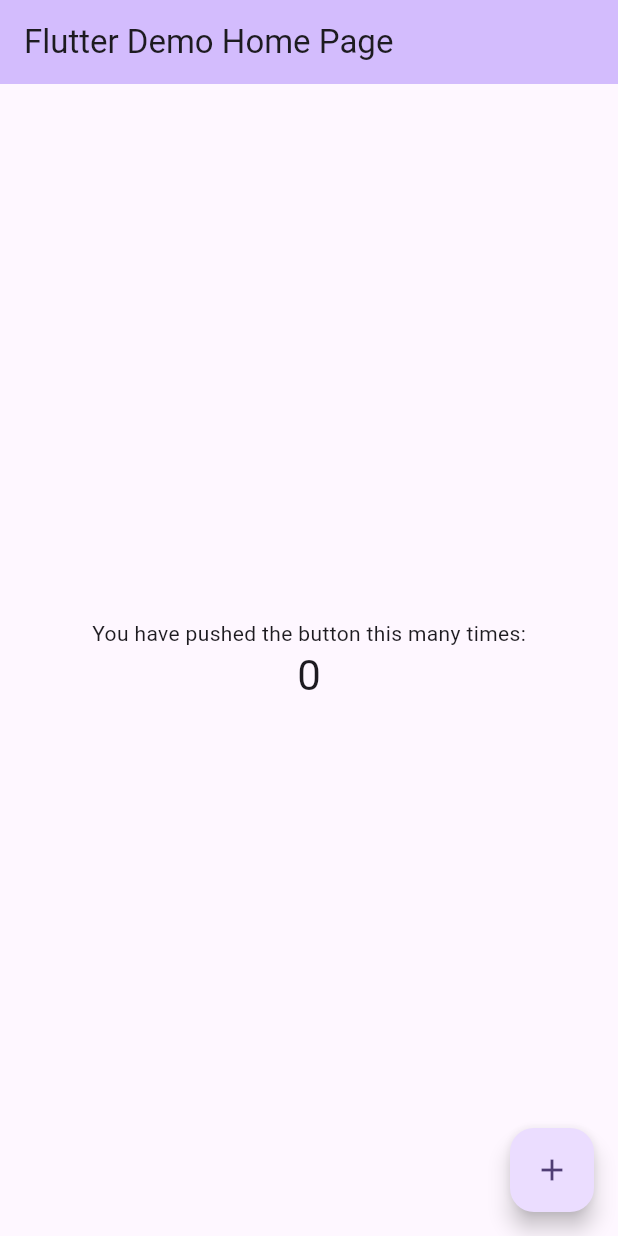
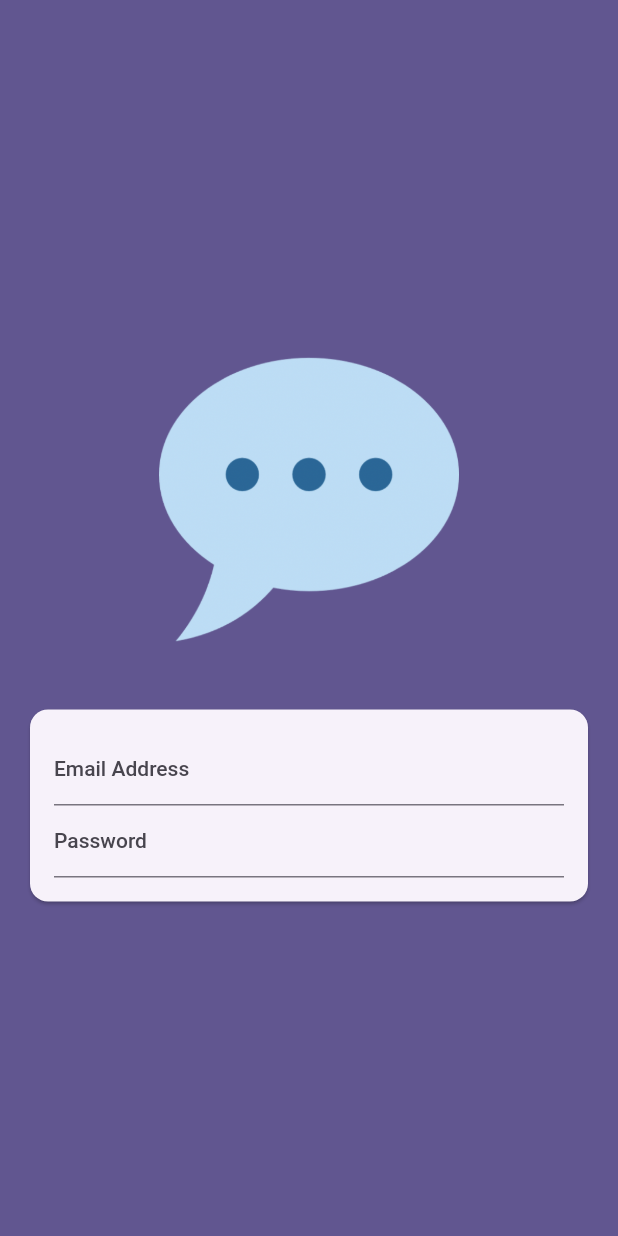
Before and after one commit to eacardenase/flutter-chatty, a Flutter app: the screen it shows after launch, on a phone screen of 412 x 824 dp. Run offline on Flutter 3.47's test engine with Material 2 defaults, Android fonts, the phone set to English and light mode, and no system bars.

Commit message:
feat: add simple auth screen

```diff
--- a/lib/main.dart
+++ b/lib/main.dart
@@ -1,125 +1,33 @@
 import 'package:flutter/material.dart';
 
+import 'package:chatty/screens/auth.dart';
+
 void main() {
-  runApp(const MyApp());
+  runApp(const App());
 }
 
-class MyApp extends StatelessWidget {
-  const MyApp({super.key});
+class App extends StatelessWidget {
+  const App({
+    super.key,
+  });
 
-  // This widget is the root of your application.
   @override
   Widget build(BuildContext context) {
     return MaterialApp(
-      title: 'Flutter Demo',
-      theme: ThemeData(
-        // This is the theme of your application.
-        //
-        // TRY THIS: Try running your application with "flutter run". You'll see
-        // the application has a blue toolbar. Then, without quitting the app,
-        // try changing the seedColor in the colorScheme below to Colors.green
-        // and then invoke "hot reload" (save your changes or press the "hot
-        // reload" button in a Flutter-supported IDE, or press "r" if you used
-        // the command line to start the app).
-        //
-        // Notice that the counter didn't reset back to zero; the application
-        // state is not lost during the reload. To reset the state, use hot
-        // restart instead.
-        //
-        // This works for code too, not just values: Most code changes can be
-        // tested with just a hot reload.
-        colorScheme: ColorScheme.fromSeed(seedColor: Colors.deepPurple),
+      title: 'FlutterChat',
+      debugShowCheckedModeBanner: false,
+      theme: ThemeData().copyWith(
         useMaterial3: true,
+        colorScheme: ColorScheme.fromSeed(
+          seedColor: const Color.fromARGB(
+            255,
+            63,
+            17,
+            177,
+          ),
+        ),
       ),
-      home: const MyHomePage(title: 'Flutter Demo Home Page'),
+      home: const AuthScreen(),
     );
   }
 }
-
-class MyHomePage extends StatefulWidget {
-  const MyHomePage({super.key, required this.title});
-
-  // This widget is the home page of your application. It is stateful, meaning
-  // that it has a State object (defined below) that contains fields that affect
-  // how it looks.
-
-  // This class is the configuration for the state. It holds the values (in this
-  // case the title) provided by the parent (in this case the App widget) and
-  // used by the build method of the State. Fields in a Widget subclass are
-  // always marked "final".
-
-  final String title;
-
-  @override
-  State<MyHomePage> createState() => _MyHomePageState();
-}
-
-class _MyHomePageState extends State<MyHomePage> {
-  int _counter = 0;
-
-  void _incrementCounter() {
-    setState(() {
-      // This call to setState tells the Flutter framework that something has
-      // changed in this State, which causes it to rerun the build method below
-      // so that the display can reflect the updated values. If we changed
-      // _counter without calling setState(), then the build method would not be
-      // called again, and so nothing would appear to happen.
-      _counter++;
-    });
-  }
-
-  @override
-  Widget build(BuildContext context) {
-    // This method is rerun every time setState is called, for instance as done
-    // by the _incrementCounter method above.
-    //
-    // The Flutter framework has been optimized to make rerunning build methods
-    // fast, so that you can just rebuild anything that needs updating rather
-    // than having to individually change instances of widgets.
-    return Scaffold(
-      appBar: AppBar(
-        // TRY THIS: Try changing the color here to a specific color (to
-        // Colors.amber, perhaps?) and trigger a hot reload to see the AppBar
-        // change color while the other colors stay the same.
-        backgroundColor: Theme.of(context).colorScheme.inversePrimary,
-        // Here we take the value from the MyHomePage object that was created by
-        // the App.build method, and use it to set our appbar title.
-        title: Text(widget.title),
-      ),
-      body: Center(
-        // Center is a layout widget. It takes a single child and positions it
-        // in the middle of the parent.
-        child: Column(
-          // Column is also a layout widget. It takes a list of children and
-          // arranges them vertically. By default, it sizes itself to fit its
-          // children horizontally, and tries to be as tall as its parent.
-          //
-          // Column has various properties to control how it sizes itself and
-          // how it positions its children. Here we use mainAxisAlignment to
-          // center the children vertically; the main axis here is the vertical
-          // axis because Columns are vertical (the cross axis would be
-          // horizontal).
-          //
-          // TRY THIS: Invoke "debug painting" (choose the "Toggle Debug Paint"
-          // action in the IDE, or press "p" in the console), to see the
-          // wireframe for each widget.
-          mainAxisAlignment: MainAxisAlignment.center,
-          children: <Widget>[
-            const Text(
-              'You have pushed the button this many times:',
-            ),
-            Text(
-              '$_counter',
-              style: Theme.of(context).textTheme.headlineMedium,
-            ),
-          ],
-        ),
-      ),
-      floatingActionButton: FloatingActionButton(
-        onPressed: _incrementCounter,
-        tooltip: 'Increment',
-        child: const Icon(Icons.add),
-      ), // This trailing comma makes auto-formatting nicer for build methods.
-    );
-  }
-}
--- /dev/null
+++ b/lib/screens/auth.dart
@@ -0,0 +1,75 @@
+import 'package:flutter/material.dart';
+
+class AuthScreen extends StatefulWidget {
+  const AuthScreen({
+    super.key,
+  });
+
+  @override
+  State<AuthScreen> createState() => _AuthScreenState();
+}
+
+class _AuthScreenState extends State<AuthScreen> {
+  @override
+  Widget build(BuildContext context) {
+    return Scaffold(
+      backgroundColor: Theme.of(context).colorScheme.primary,
+      body: Center(
+        child: SingleChildScrollView(
+          child: Column(
+            mainAxisAlignment: MainAxisAlignment.center,
+            children: [
+              Container(
+                margin: const EdgeInsets.only(
+                  top: 30,
+                  bottom: 20,
+                  left: 20,
+                  right: 20,
+                ),
+                width: 200,
+                child: Image.asset('assets/images/chat.png'),
+              ),
+              Card(
+                margin: const EdgeInsets.all(
+                  20,
+                ),
+                child: SingleChildScrollView(
+                  child: Padding(
+                    padding: const EdgeInsets.all(
+                      16,
+                    ),
+                    child: Form(
+                      child: Column(
+                        mainAxisSize: MainAxisSize.min,
+                        children: [
+                          TextFormField(
+                            keyboardType: TextInputType.emailAddress,
+                            autocorrect: false,
+                            textCapitalization: TextCapitalization.none,
+                            decoration: const InputDecoration(
+                              label: Text(
+                                'Email Address',
+                              ),
+                            ),
+                          ),
+                          TextFormField(
+                            decoration: const InputDecoration(
+                              label: Text(
+                                'Password',
+                              ),
+                            ),
+                            obscureText: true,
+                          )
+                        ],
+                      ),
+                    ),
+                  ),
+                ),
+              )
+            ],
+          ),
+        ),
+      ),
+    );
+  }
+}
```
Also changed, not shown: pubspec.yaml (+2 -5 lines), assets/images/chat.png (added), 1 other file.
